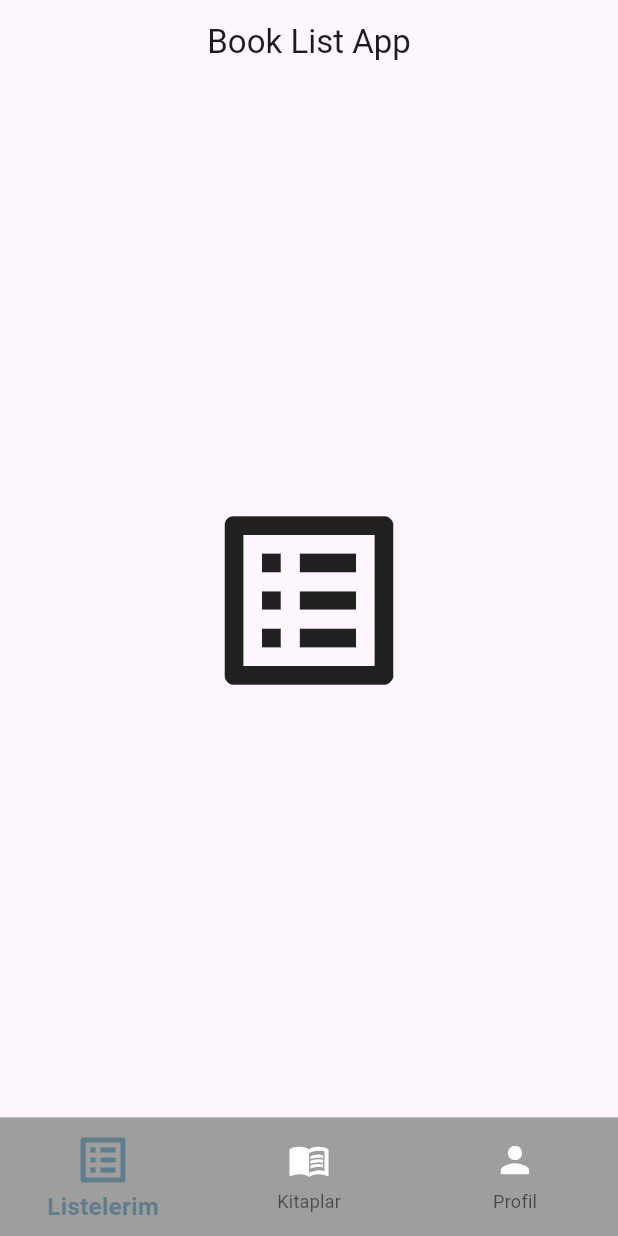
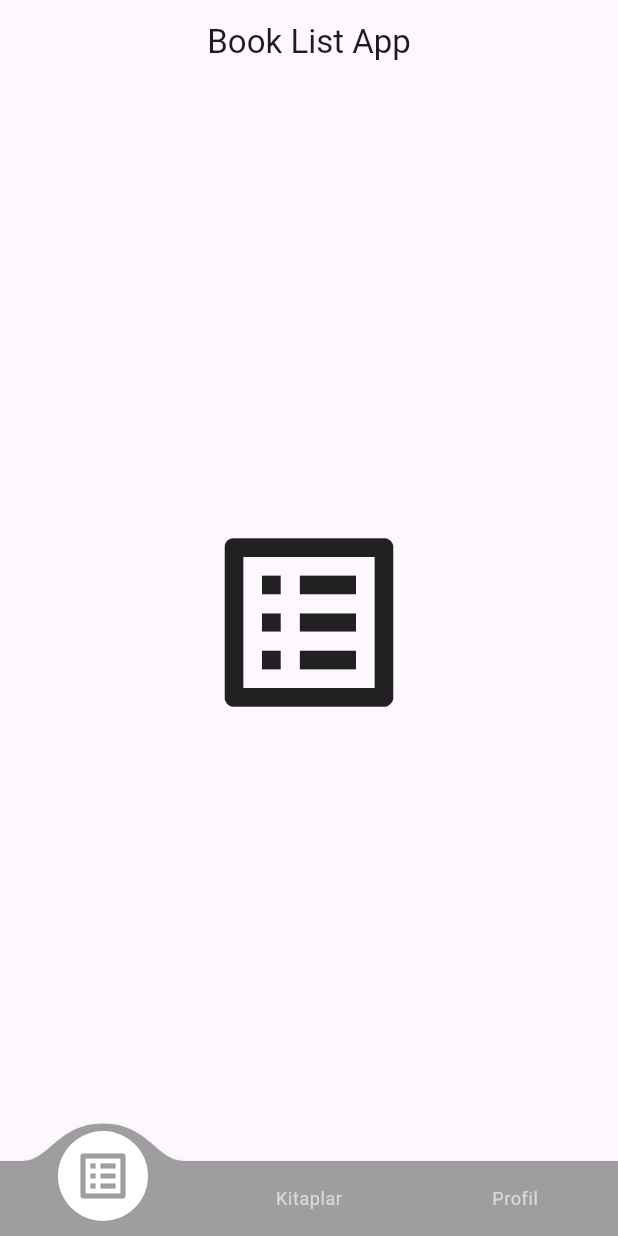
Before and after one commit to mehmetakifkucukkaya/bookListApp_flutter, a Flutter app: the screen it shows after launch, on a phone screen of 412 x 824 dp. Run offline on Flutter 3.47's test engine with Material 3 defaults, Android fonts, the phone set to English and light mode, and no system bars; drawn by our look-alikes of convex_bottom_bar.

Commit message:
Updated BottomNavigationBar theme

```diff
--- a/lib/pages/home_page.dart
+++ b/lib/pages/home_page.dart
@@ -1,3 +1,4 @@
+import 'package:convex_bottom_bar/convex_bottom_bar.dart';
 import 'package:flutter/material.dart';
 
 class HomePage extends StatefulWidget {
@@ -29,33 +30,16 @@ class _HomePageState extends State<HomePage> {
         title: const Center(child: Text('Book List App')),
       ),
       body: Center(child: pages.elementAt(selectedIndex)),
-      bottomNavigationBar: BottomNavigationBar(
+      bottomNavigationBar: ConvexAppBar(
         backgroundColor: Colors.grey,
-        elevation: 2,
-        iconSize: 28,
-        //* selected item
-        selectedIconTheme: const IconThemeData(size: 40),
-        selectedItemColor: Colors.blueGrey,
-        selectedFontSize: 16,
-        selectedLabelStyle: const TextStyle(fontWeight: FontWeight.bold),
-        //* unselected item
-        unselectedIconTheme: const IconThemeData(color: Colors.white),
-        currentIndex: selectedIndex,
+        style: TabStyle.titled,
+        items: const <TabItem>[
+          TabItem(icon: Icons.list_alt, title: 'Listelerim'),
+          TabItem(icon: Icons.menu_book, title: 'Kitaplar'),
+          TabItem(icon: Icons.person, title: 'Profil'),
+        ],
+        initialActiveIndex: selectedIndex, //optional, default as 0
         onTap: onItemTapped,
-        items: const <BottomNavigationBarItem>[
-          BottomNavigationBarItem(
-            icon: Icon(Icons.list_alt),
-            label: 'Listelerim',
-          ),
-          BottomNavigationBarItem(
-            icon: Icon(Icons.menu_book),
-            label: 'Kitaplar',
-          ),
-          BottomNavigationBarItem(
-            icon: Icon(Icons.person),
-            label: 'Profil',
-          ),
-        ],
       ),
     );
   }
--- a/pubspec.yaml
+++ b/pubspec.yaml
@@ -35,6 +35,7 @@ dependencies:
   # The following adds the Cupertino Icons font to your application.
   # Use with the CupertinoIcons class for iOS style icons.
   cupertino_icons: ^1.0.6
+  convex_bottom_bar: ^3.2.0
 
 dev_dependencies:
   flutter_test:
```
Also changed, not shown: pubspec.lock.
